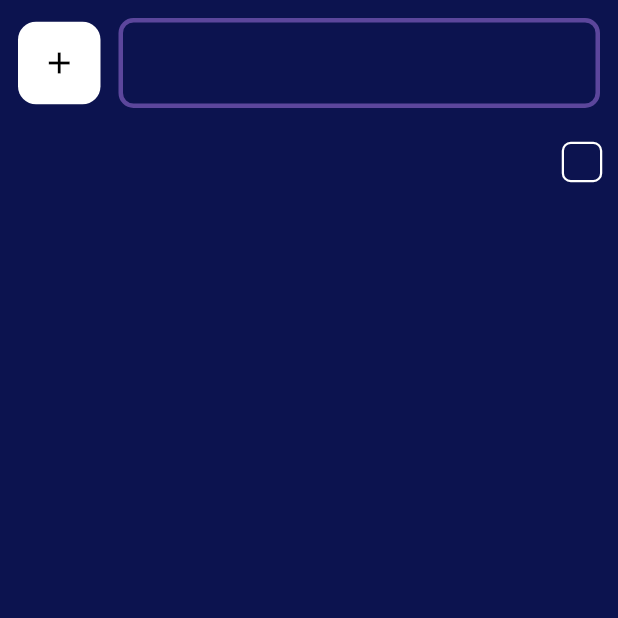
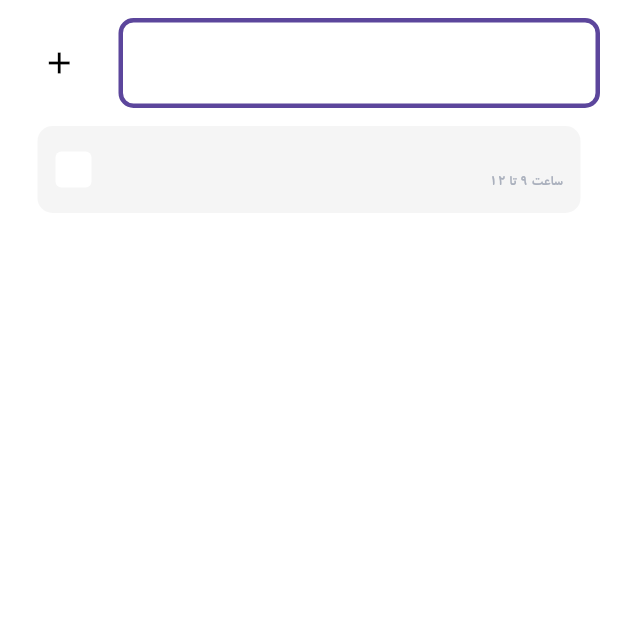
Before and after one commit to amirahmadadibi/7learn_todo, a Flutter app: the screen it shows after launch, after a tap on the "add" icon, on a phone screen of 412 x 824 dp, the top half of it. Run offline on Flutter 3.47's test engine with Material 2 defaults, Android fonts, the phone set to English and light mode, and no system bars; our stand-ins replace hive, hive_flutter; accounts and stored records are empty.

Commit message:
redesign part 1

```diff
--- a/lib/main.dart
+++ b/lib/main.dart
@@ -29,7 +29,7 @@ class _MyAppState extends State<MyApp> {
         home: Directionality(
       textDirection: TextDirection.rtl,
       child: Scaffold(
-        backgroundColor: Color(0xff0C134F),
+        backgroundColor: Color(0xffffffff),
         body: SafeArea(
             child: Column(
           children: [
@@ -43,7 +43,7 @@ class _MyAppState extends State<MyApp> {
                       style: TextStyle(
                           fontFamily: 'koodak',
                           fontSize: 20,
-                          color: Colors.white),
+                          color: Colors.black),
                       decoration: InputDecoration(
                         enabledBorder: OutlineInputBorder(
                           borderRadius: BorderRadius.circular(10),
@@ -97,31 +97,57 @@ class _MyAppState extends State<MyApp> {
                       onDoubleTap: () {
                         noteBox.values.toList()[index].delete();
                       },
+                      child: Container(
+                        height: 58,
+                        margin: const EdgeInsets.only(
+                            bottom: 10, left: 25, right: 25),
+                        decoration: BoxDecoration(
+                            color: Color(0xffF5F5F5),
+                            borderRadius: BorderRadius.circular(10)),
                         child: Row(
                           children: [
-                          Transform.scale(
-                            scale: 1.5,
-                            child: Checkbox(
-                                checkColor: Colors.white,
-                                activeColor: Colors.green,
-                                side: BorderSide(color: Colors.white),
-                                shape: RoundedRectangleBorder(
-                                    borderRadius: BorderRadius.circular(4)),
-                                value: noteBox.values.toList()[index].isDone,
-                                onChanged: (check) {
-                                  noteBox.values.toList()[index].isDone =
-                                      check!;
-                                  noteBox.values.toList()[index].save();
-                                }),
+                            SizedBox(
+                              width: 12,
                             ),
+                            Column(
+                              mainAxisAlignment: MainAxisAlignment.center,
+                              crossAxisAlignment: CrossAxisAlignment.start,
+                              children: [
                                 Text(
                                   noteBox.values.toList()[index].note,
                                   style: TextStyle(
-                                fontSize: 22,
-                                color: Colors.white,
+                                      fontSize: 14,
+                                      color: Colors.black,
                                       fontFamily: 'koodak'),
                                 ),
+                                SizedBox(
+                                  height: 4,
+                                ),
+                                Text(
+                                  'ساعت ۹ تا ۱۲',
+                                  style: TextStyle(
+                                      fontSize: 10,
+                                      color: Color(0xffAAB0BD),
+                                      fontFamily: 'koodak'),
+                                )
                               ],
+                            ),
+                            Spacer(),
+                            CustomChaeckBox(
+                                index, noteBox.values.toList()[index].isDone),
+                            SizedBox(
+                              width: 12,
+                            )
+                            // Checkbox(
+                            //     checkColor: Colors.white,
+                            //     activeColor: Colors.blue,
+                            //     side: BorderSide(color: Colors.white),
+                            //     shape: RoundedRectangleBorder(
+                            //         borderRadius: BorderRadius.circular(4)),
+                            //     value: noteBox.values.toList()[index].isDone,
+                            //     onChanged: (check) {}),
+                          ],
+                        ),
                       ),
                     );
                   },
@@ -147,3 +173,43 @@ class _MyAppState extends State<MyApp> {
         );
   }
 }
+
+class CustomChaeckBox extends StatefulWidget {
+  int index;
+  bool isCheched;
+  CustomChaeckBox(this.index, this.isCheched, {super.key});
+
+  @override
+  State<CustomChaeckBox> createState() => _CustomChaeckBoxState();
+}
+
+class _CustomChaeckBoxState extends State<CustomChaeckBox> {
+  var noteBox = Hive.box<Note>('NoteBox');
+
+  @override
+  Widget build(BuildContext context) {
+    return GestureDetector(
+      onTap: () {
+        setState(() {
+          widget.isCheched = !widget.isCheched;
+        });
+
+        noteBox.values.toList()[widget.index].isDone = widget.isCheched;
+        noteBox.values.toList()[widget.index].save();
+      },
+      child: Container(
+        width: 24,
+        height: 24,
+        decoration: BoxDecoration(
+            color: (widget.isCheched) ? Colors.blue : Colors.white,
+            borderRadius: BorderRadius.circular(4)),
+        child: (widget.isCheched)
+            ? Icon(
+                Icons.check,
+                color: Colors.white,
+              )
+            : null,
+      ),
+    );
+  }
+}
```
Lines whose indentation alone changed are shown as unchanged.
